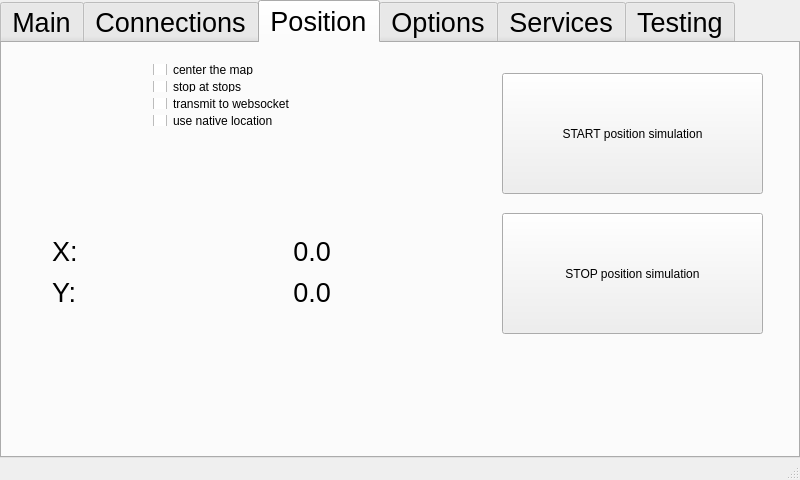
Above: mainwindow.ui from frutabruta/VDV301tester before the change. Below: the same form after it.
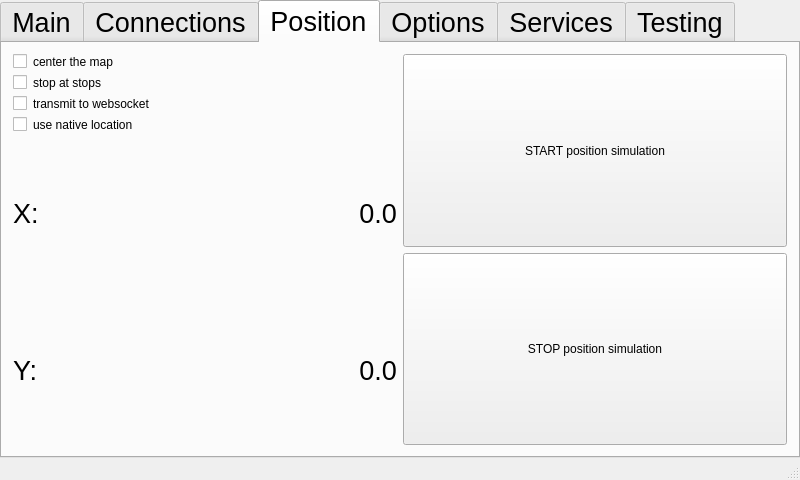
That is the form after the change. The open tabs and pages were chosen to show the change.

Commit message: service detection window

```diff
--- a/mainwindow.ui
+++ b/mainwindow.ui
@@ -1722,144 +1722,138 @@
        <attribute name="title">
         <string>Position</string>
        </attribute>
-       <widget class="QPushButton" name="pushButton_positionStart">
-        <property name="geometry">
-         <rect>
-          <x>500</x>
-          <y>30</y>
-          <width>261</width>
-          <height>121</height>
-         </rect>
-        </property>
-        <property name="text">
-         <string>START position simulation</string>
-        </property>
-       </widget>
-       <widget class="QPushButton" name="pushButton_positionStop">
-        <property name="geometry">
-         <rect>
-          <x>500</x>
-          <y>170</y>
-          <width>261</width>
-          <height>121</height>
-         </rect>
-        </property>
-        <property name="text">
-         <string>STOP position simulation</string>
-        </property>
-       </widget>
-       <widget class="QWidget" name="gridLayoutWidget">
-        <property name="geometry">
-         <rect>
-          <x>39</x>
-          <y>180</y>
-          <width>301</width>
-          <height>97</height>
-         </rect>
-        </property>
-        <layout class="QGridLayout" name="gridLayout_2">
-         <item row="0" column="0">
-          <widget class="QLabel" name="label_9">
-           <property name="sizePolicy">
-            <sizepolicy hsizetype="Maximum" vsizetype="Preferred">
-             <horstretch>0</horstretch>
-             <verstretch>0</verstretch>
-            </sizepolicy>
-           </property>
-           <property name="font">
-            <font>
-             <pointsize>20</pointsize>
-            </font>
-           </property>
-           <property name="text">
-            <string>X:</string>
-           </property>
-          </widget>
-         </item>
-         <item row="1" column="0">
-          <widget class="QLabel" name="label_10">
-           <property name="font">
-            <font>
-             <pointsize>20</pointsize>
-            </font>
-           </property>
-           <property name="text">
-            <string>Y:</string>
-           </property>
-          </widget>
-         </item>
-         <item row="0" column="1">
-          <widget class="QLabel" name="label_positionX">
-           <property name="font">
-            <font>
-             <pointsize>20</pointsize>
-            </font>
-           </property>
-           <property name="text">
-            <string>0.0</string>
-           </property>
-           <property name="alignment">
-            <set>Qt::AlignmentFlag::AlignRight|Qt::AlignmentFlag::AlignTrailing|Qt::AlignmentFlag::AlignVCenter</set>
-           </property>
-          </widget>
-         </item>
-         <item row="1" column="1">
-          <widget class="QLabel" name="label_positionY">
-           <property name="font">
-            <font>
-             <pointsize>20</pointsize>
-            </font>
-           </property>
-           <property name="text">
-            <string>0.0</string>
-           </property>
-           <property name="alignment">
-            <set>Qt::AlignmentFlag::AlignRight|Qt::AlignmentFlag::AlignTrailing|Qt::AlignmentFlag::AlignVCenter</set>
-           </property>
-          </widget>
-         </item>
-        </layout>
-       </widget>
-       <widget class="QWidget" name="verticalLayoutWidget_2">
-        <property name="geometry">
-         <rect>
-          <x>140</x>
-          <y>10</y>
-          <width>172</width>
-          <height>84</height>
-         </rect>
-        </property>
-        <layout class="QVBoxLayout" name="verticalLayout_4">
-         <item>
-          <widget class="QCheckBox" name="checkBox_positionCenterMap">
-           <property name="text">
-            <string>center the map</string>
-           </property>
-          </widget>
-         </item>
-         <item>
-          <widget class="QCheckBox" name="checkBox_positionStopAtStops">
-           <property name="text">
-            <string>stop at stops</string>
-           </property>
-          </widget>
-         </item>
-         <item>
-          <widget class="QCheckBox" name="checkBox_avlRelay">
-           <property name="text">
-            <string>transmit to websocket</string>
-           </property>
-          </widget>
-         </item>
-         <item>
-          <widget class="QCheckBox" name="checkBox_positionNative">
-           <property name="text">
-            <string>use native location</string>
-           </property>
-          </widget>
-         </item>
-        </layout>
-       </widget>
+       <layout class="QHBoxLayout" name="horizontalLayout_12">
+        <item>
+         <layout class="QVBoxLayout" name="verticalLayout_18">
+          <item>
+           <layout class="QVBoxLayout" name="verticalLayout_4">
+            <item>
+             <widget class="QCheckBox" name="checkBox_positionCenterMap">
+              <property name="text">
+               <string>center the map</string>
+              </property>
+             </widget>
+            </item>
+            <item>
+             <widget class="QCheckBox" name="checkBox_positionStopAtStops">
+              <property name="text">
+               <string>stop at stops</string>
+              </property>
+             </widget>
+            </item>
+            <item>
+             <widget class="QCheckBox" name="checkBox_avlRelay">
+              <property name="text">
+               <string>transmit to websocket</string>
+              </property>
+             </widget>
+            </item>
+            <item>
+             <widget class="QCheckBox" name="checkBox_positionNative">
+              <property name="text">
+               <string>use native location</string>
+              </property>
+             </widget>
+            </item>
+           </layout>
+          </item>
+          <item>
+           <layout class="QGridLayout" name="gridLayout_2">
+            <item row="0" column="0">
+             <widget class="QLabel" name="label_9">
+              <property name="sizePolicy">
+               <sizepolicy hsizetype="Maximum" vsizetype="Preferred">
+                <horstretch>0</horstretch>
+                <verstretch>0</verstretch>
+               </sizepolicy>
+              </property>
+              <property name="font">
+               <font>
+                <pointsize>20</pointsize>
+               </font>
+              </property>
+              <property name="text">
+               <string>X:</string>
+              </property>
+             </widget>
+            </item>
+            <item row="1" column="0">
+             <widget class="QLabel" name="label_10">
+              <property name="font">
+               <font>
+                <pointsize>20</pointsize>
+               </font>
+              </property>
+              <property name="text">
+               <string>Y:</string>
+              </property>
+             </widget>
+            </item>
+            <item row="0" column="1">
+             <widget class="QLabel" name="label_positionX">
+              <property name="font">
+               <font>
+                <pointsize>20</pointsize>
+               </font>
+              </property>
+              <property name="text">
+               <string>0.0</string>
+              </property>
+              <property name="alignment">
+               <set>Qt::AlignmentFlag::AlignRight|Qt::AlignmentFlag::AlignTrailing|Qt::AlignmentFlag::AlignVCenter</set>
+              </property>
+             </widget>
+            </item>
+            <item row="1" column="1">
+             <widget class="QLabel" name="label_positionY">
+              <property name="font">
+               <font>
+                <pointsize>20</pointsize>
+               </font>
+              </property>
+              <property name="text">
+               <string>0.0</string>
+              </property>
+              <property name="alignment">
+               <set>Qt::AlignmentFlag::AlignRight|Qt::AlignmentFlag::AlignTrailing|Qt::AlignmentFlag::AlignVCenter</set>
+              </property>
+             </widget>
+            </item>
+           </layout>
+          </item>
+         </layout>
+        </item>
+        <item>
+         <layout class="QVBoxLayout" name="verticalLayout_20">
+          <item>
+           <widget class="QPushButton" name="pushButton_positionStart">
+            <property name="sizePolicy">
+             <sizepolicy hsizetype="Minimum" vsizetype="Minimum">
+              <horstretch>0</horstretch>
+              <verstretch>0</verstretch>
+             </sizepolicy>
+            </property>
+            <property name="text">
+             <string>START position simulation</string>
+            </property>
+           </widget>
+          </item>
+          <item>
+           <widget class="QPushButton" name="pushButton_positionStop">
+            <property name="sizePolicy">
+             <sizepolicy hsizetype="Minimum" vsizetype="Minimum">
+              <horstretch>0</horstretch>
+              <verstretch>0</verstretch>
+             </sizepolicy>
+            </property>
+            <property name="text">
+             <string>STOP position simulation</string>
+            </property>
+           </widget>
+          </item>
+         </layout>
+        </item>
+       </layout>
       </widget>
       <widget class="QWidget" name="tab_moznosti">
        <attribute name="title">
```
Left out of the diff: 40 changed lines with no effect on the pictures. The commit also changes 3 other files.
